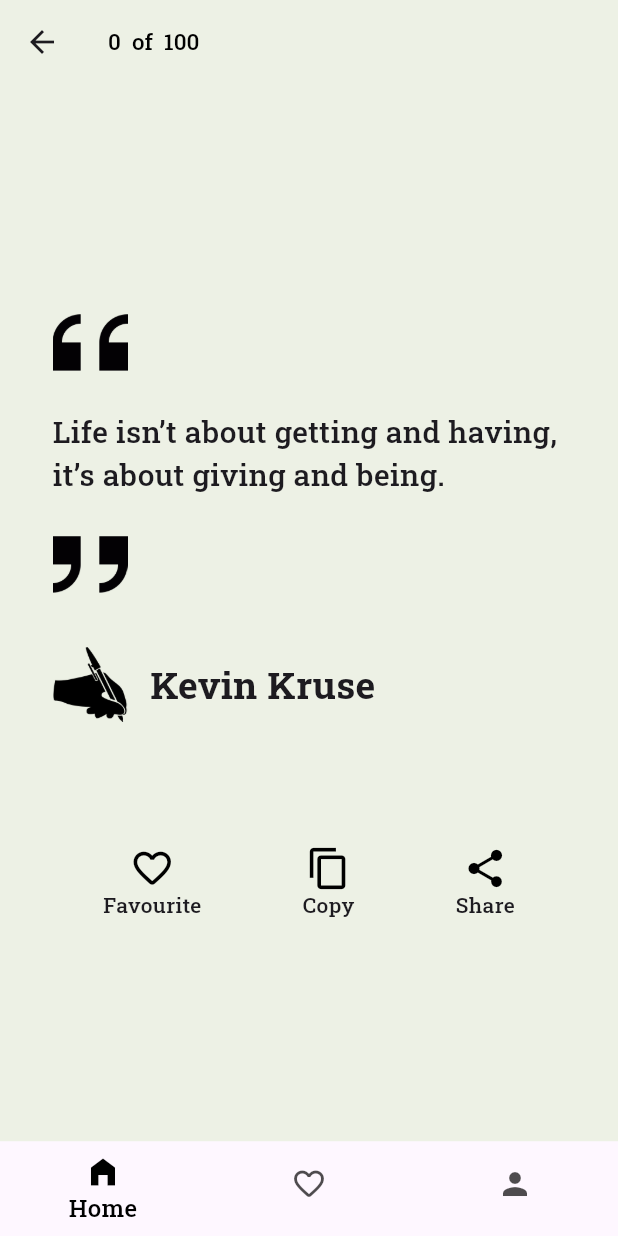
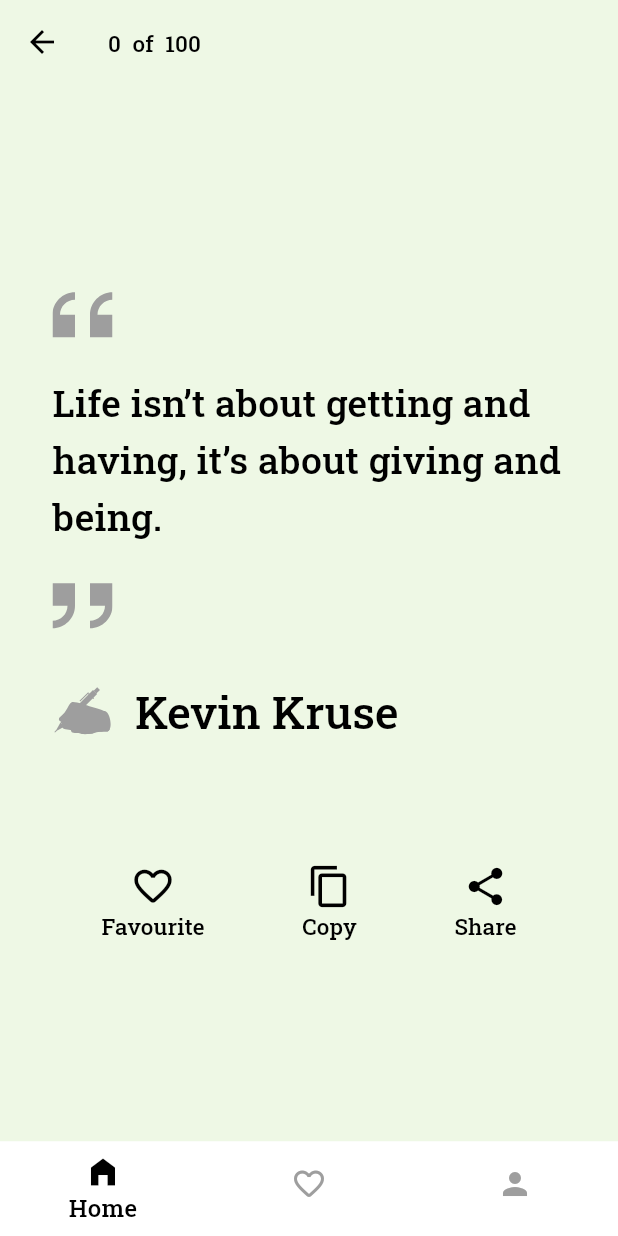
Before and after one commit to Debaraj-stha/quote_app, a Flutter app: the MyHomePage screen opened directly, on a phone screen of 412 x 824 dp. Run offline on Flutter 3.47's test engine with Material 3 defaults, Android fonts, the phone set to English and light mode, and no system bars; our stand-ins replace flutter_svg, fluttertoast, get, get_storage, share_plus, shared_preferences and 1 more; accounts and stored records are empty; generated files the repository leaves out were written again.

Commit message:
handling theme changes

```diff
--- a/lib/main.dart
+++ b/lib/main.dart
@@ -15,6 +15,7 @@ import 'package:shared_preferences/shared_preferences.dart';
 import 'reposiory/themes.dart';
 
 import 'view/setting.dart';
+
 import 'view/userIntroPage.dart';
 
 void main() async {
@@ -44,6 +45,7 @@ class MyApp extends StatelessWidget {
   Widget build(BuildContext context) {
     if (kDebugMode) {
       print("my locale$locale");
+      print("my theme $themeMode");
     }
     return GetMaterialApp(
         debugShowCheckedModeBanner: false,
@@ -58,7 +60,9 @@ class MyApp extends StatelessWidget {
         ],
         theme: Themes().lightTheme,
         darkTheme: Themes().darkTheme,
+
         themeMode: themeMode,
+
         home: isAlreadyOpenApp ? const MyHomePage() : const UserIntroPage()
         // const MyHomePage(title: 'Flutter Demo Home Page'),
         );
@@ -101,8 +105,7 @@ class _MyHomePageState extends State<MyHomePage> {
               selectedFontSize: 16,
               elevation: 0,
               showUnselectedLabels: false,
-              selectedIconTheme: const IconThemeData(color: Colors.black),
-              selectedItemColor: Colors.black,
+
               unselectedItemColor: const Color.fromARGB(178, 2, 1, 1),
               items: [
                 BottomNavigationBarItem(
--- a/lib/reposiory/themes.dart
+++ b/lib/reposiory/themes.dart
@@ -3,8 +3,76 @@ import 'package:quote/resources/appColor.dart';
 
 class Themes {
   final darkTheme = ThemeData(
-      iconTheme: const IconThemeData(color: Colors.red),
-      appBarTheme: AppBarTheme(backgroundColor: AppColors.darkAppBarColor));
+    scaffoldBackgroundColor: const Color.fromARGB(31, 88, 130, 144),
+    expansionTileTheme: const ExpansionTileThemeData(
+      textColor: Colors.white,
+      collapsedTextColor: Colors.white,
+    ),
+    iconTheme: const IconThemeData(color: Colors.white),
+    dividerTheme: const DividerThemeData(color: Colors.white),
+    primaryColor: Colors.grey,
+    primaryTextTheme: const TextTheme(
+        titleLarge:
+            TextStyle(color: Colors.white, fontFamily: "Roboto", fontSize: 30),
+        titleMedium:
+            TextStyle(color: Colors.white, fontFamily: "Roboto", fontSize: 25),
+        titleSmall:
+            TextStyle(color: Colors.white, fontFamily: "Roboto", fontSize: 15),
+        bodyLarge: TextStyle(),
+        bodySmall:
+            TextStyle(color: Colors.white, fontFamily: "Roboto", fontSize: 16)),
+    textTheme: const TextTheme(labelLarge: TextStyle(color: Colors.white)),
+    textButtonTheme: TextButtonThemeData(
+      style: ButtonStyle(
+        backgroundColor: MaterialStateProperty.all<Color>(Colors.grey),
+      ),
+    ),
+    bottomNavigationBarTheme: const BottomNavigationBarThemeData(
+      backgroundColor: Colors.black38,
+      elevation: 1,
+      selectedItemColor: Colors.white,
+      unselectedIconTheme: IconThemeData(color: Colors.grey),
+      unselectedItemColor: Colors.white,
+      selectedIconTheme: IconThemeData(color: Colors.white),
+    ),
+    appBarTheme: AppBarTheme(backgroundColor: AppColors.darkAppBarColor),
+    colorScheme: ColorScheme.fromSwatch().copyWith(secondary: Colors.white),
+  );
+
   final lightTheme = ThemeData(
-      appBarTheme: AppBarTheme(backgroundColor: AppColors.lightAppBarColor));
+    // scaffoldBackgroundColor: const Color.fromARGB(31, 88, 130, 144),
+    expansionTileTheme: const ExpansionTileThemeData(
+      textColor: Colors.white,
+      collapsedTextColor: Colors.white,
+    ),
+    iconTheme: const IconThemeData(color: Colors.black),
+    dividerTheme: const DividerThemeData(color: Colors.black),
+    primaryColor: Colors.grey,
+    primaryTextTheme: const TextTheme(
+        titleLarge:
+            TextStyle(color: Colors.black, fontFamily: "Roboto", fontSize: 30),
+        titleMedium:
+            TextStyle(color: Colors.black, fontFamily: "Roboto", fontSize: 25),
+        titleSmall:
+            TextStyle(color: Colors.black, fontFamily: "Roboto", fontSize: 15),
+        bodyLarge: TextStyle(),
+        bodySmall:
+            TextStyle(color: Colors.black, fontFamily: "Roboto", fontSize: 16)),
+    textTheme: const TextTheme(labelLarge: TextStyle(color: Colors.white)),
+    textButtonTheme: TextButtonThemeData(
+      style: ButtonStyle(
+        backgroundColor: MaterialStateProperty.all<Color>(Colors.red),
+      ),
+    ),
+    bottomNavigationBarTheme: const BottomNavigationBarThemeData(
+      backgroundColor: Colors.white,
+      elevation: 1,
+      selectedItemColor: Colors.black,
+      unselectedIconTheme: IconThemeData(color: Colors.grey),
+      unselectedItemColor: Colors.grey,
+      selectedIconTheme: IconThemeData(color: Colors.black),
+    ),
+    appBarTheme: AppBarTheme(backgroundColor: AppColors.darkAppBarColor),
+    colorScheme: ColorScheme.fromSwatch().copyWith(secondary: Colors.white),
+  );
 }
--- a/lib/resources/components/IconButton.dart
+++ b/lib/resources/components/IconButton.dart
@@ -6,13 +6,12 @@ class BuildIconButton extends StatelessWidget {
       required this.icon,
       this.text = "",
       required this.callback,
-      this.size = 30,
-      this.color = Colors.black});
+      this.size = 30});
   final IconData icon;
   final String text;
   final double size;
   final VoidCallback callback;
-  final Color color;
+
   @override
   Widget build(BuildContext context) {
     return InkWell(
@@ -24,9 +23,8 @@ class BuildIconButton extends StatelessWidget {
             Icon(
               icon,
               size: size,
-              color: color,
             ),
-            Text(text)
+            Text(text, style: Theme.of(context).primaryTextTheme.titleSmall)
           ],
         ),
       ),
--- a/lib/resources/components/singleQuote.dart
+++ b/lib/resources/components/singleQuote.dart
@@ -6,6 +6,7 @@ import 'package:quote/resources/components/IconButton.dart';
 import 'package:quote/resources/components/buildImage.dart';
 import 'package:quote/view_model/homeViewMOdel.dart';
 import 'package:flutter_gen/gen_l10n/app_localizations.dart';
+import 'package:flutter_svg/flutter_svg.dart';
 
 class SingleQuote extends StatefulWidget {
   const SingleQuote(
@@ -74,11 +75,8 @@ class _SingleQuoteState extends State<SingleQuote>
 
     return Scaffold(
       appBar: AppBar(
-        title: Text(
-          "${widget.currentQuote}  of  ${widget.totalQuotes}",
-          style: const TextStyle(
-              color: Colors.black, fontSize: 15, fontFamily: "Roboto"),
-        ),
+        title: Text("${widget.currentQuote}  of  ${widget.totalQuotes}",
+            style: Theme.of(context).primaryTextTheme.titleSmall),
         elevation: 0,
         backgroundColor: widget.color,
       ),
@@ -92,38 +90,43 @@ class _SingleQuoteState extends State<SingleQuote>
           mainAxisAlignment: MainAxisAlignment.center,
           crossAxisAlignment: CrossAxisAlignment.start,
           children: [
-            const BuildImage(assetURL: "assets/quote_right.png"),
+            // const BuildImage(assetURL: "assets/quote_right.png"),
+            SvgPicture.asset(
+              "assets/quote_left.svg",
+              color: Theme.of(context).primaryColor,
+              height: 40,
+            ),
             const SizedBox(
               height: 20,
             ),
             Text(
               q.quote,
-              style: const TextStyle(
-                  fontSize: 20,
-                  fontFamily: "Roboto",
-                  fontWeight: FontWeight.w500),
+              style: Theme.of(context).primaryTextTheme.titleMedium,
             ),
             const SizedBox(
               height: 20,
             ),
-            const BuildImage(assetURL: "assets/quote_left.png"),
+            SvgPicture.asset("assets/quote_right.svg",
+                height: 40, color: Theme.of(context).primaryColor),
             const SizedBox(
               height: 30,
             ),
             Row(
               children: [
-                const BuildImage(
-                    assetURL: "assets/hand-writing-with-ballpen.png"),
+                // const BuildImage(
+                //     assetURL: "assets/hand-writing-with-ballpen.png"),
+                SvgPicture.asset("assets/hand.svg",
+                    height: 40, color: Theme.of(context).primaryColor
+                    // colorFilter:
+                    //     const ColorFilter.mode(Colors.white, BlendMode.darken),
+                    ),
                 const SizedBox(
                   width: 15,
                 ),
                 Expanded(
                   child: Text(
                     q.author,
-                    style: const TextStyle(
-                        fontSize: 25,
-                        fontFamily: "Roboto",
-                        fontWeight: FontWeight.w700),
+                    style: Theme.of(context).primaryTextTheme.titleLarge,
                   ),
                 ),
               ],
@@ -141,9 +144,9 @@ class _SingleQuoteState extends State<SingleQuote>
                       icon: _quoteViewModel.isFavourite.value
                           ? Icons.favorite
                           : Icons.favorite_border_rounded,
-                      color: _quoteViewModel.isFavourite.value
-                          ? Colors.red
-                          : _colorTween.value!,
+                      // color: _quoteViewModel.isFavourite.value
+                      //     ? Colors.red
+                      //     : _colorTween.value!,
                       size: _animation.value,
                       text: AppLocalizations.of(context)!.favourite,
                       callback: () {
--- a/pubspec.yaml
+++ b/pubspec.yaml
@@ -47,6 +47,7 @@ dependencies:
   flutter_localizations:
     sdk: flutter
   provider: ^6.1.1
+  flutter_svg: ^2.0.9
 
 dev_dependencies:
   flutter_test:
```
Also changed, not shown: lib/resources/components/smallText.dart (+6 -17 lines), lib/view/setting.dart (+13 -9 lines), lib/view_model/handleTheme.dart (+1 -20 lines), assets/hand.svg (added), assets/quote_left.svg (added), assets/quote_right.svg (added), lib/view/shareFile.dart (added), pubspec.lock, 6 other files.
